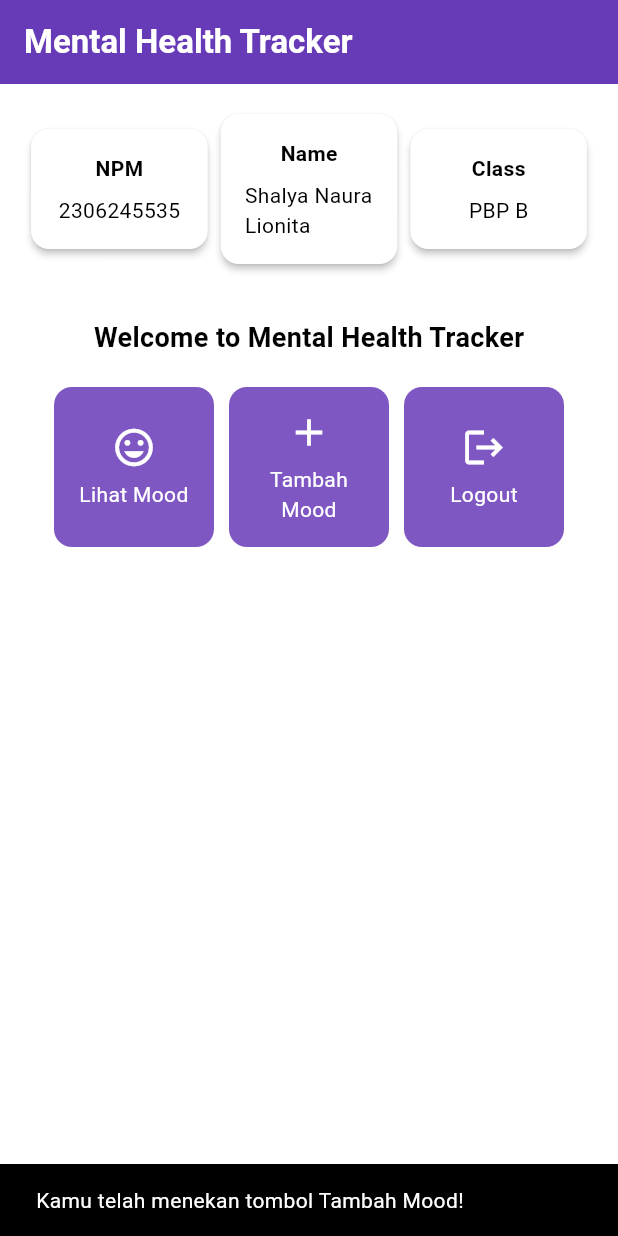
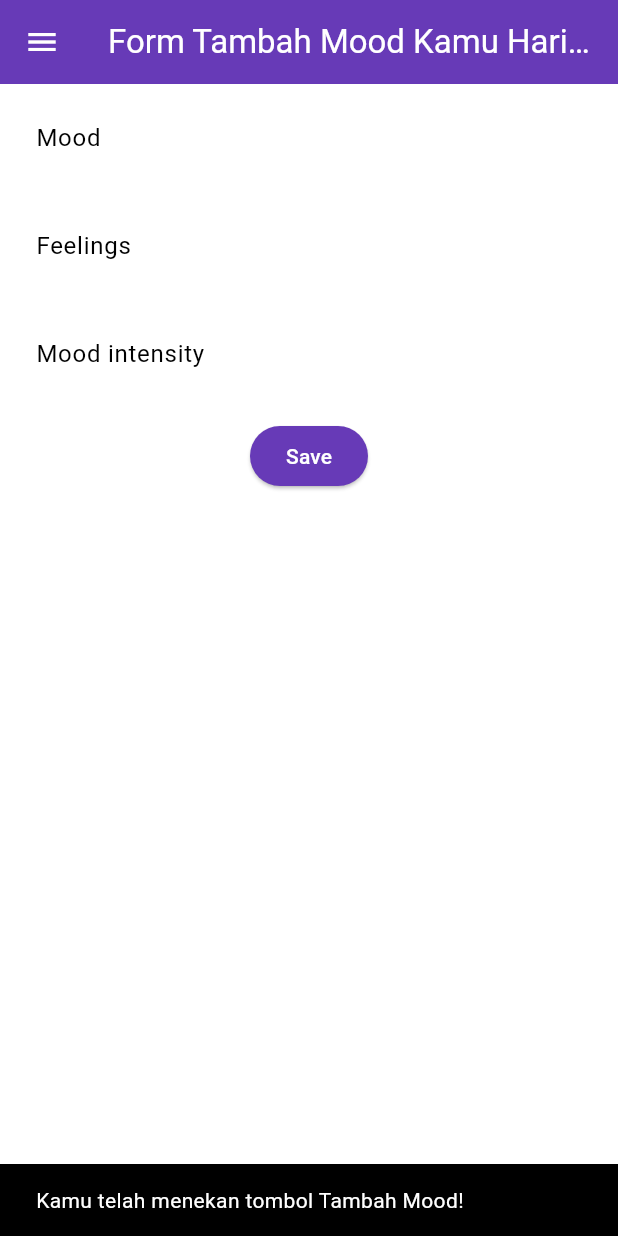
Before and after one commit to shamimasen/mental-health-tracker-moblile, a Flutter app: the screen it shows after launch, after a tap on "Tambah Mood", on a phone screen of 412 x 824 dp. Run offline on Flutter 3.47's test engine with Material 3 defaults, Android fonts, the phone set to English and light mode, and no system bars.

Commit message:
finished Tutorial 7

```diff
--- a/lib/main.dart
+++ b/lib/main.dart
@@ -1,5 +1,5 @@
 import 'package:flutter/material.dart';
-import 'package:mental_health_tracker/menu.dart';
+import 'package:mental_health_tracker/screens/menu.dart';
 
 void main() {
   runApp(const MyApp());
--- a/lib/menu.dart
+++ b/lib/screens/menu.dart
@@ -1,4 +1,7 @@
 import 'package:flutter/material.dart';
+import 'package:mental_health_tracker/screens/moodentry_form.dart';
+import 'package:mental_health_tracker/widgets/left_drawer.dart';
+import 'package:mental_health_tracker/widgets/mood_card.dart';
 
 class MyHomePage extends StatelessWidget {
   final String npm = '2306245535'; // NPM
@@ -27,7 +30,11 @@ class MyHomePage extends StatelessWidget {
         ),
         // Warna latar belakang AppBar diambil dari skema warna tema aplikasi.
         backgroundColor: Theme.of(context).colorScheme.primary,
+        // Mengganti warna icon drawer menjadi putih
+        iconTheme: const IconThemeData(color: Colors.white),
       ),
+      // Masukkan drawer sebagai parameter nilai drawer dari widget Scaffold
+      drawer: const LeftDrawer(),
       // Body halaman dengan padding di sekelilingnya.
       body: Padding(
         padding: const EdgeInsets.all(16.0),
@@ -157,6 +164,14 @@ class ItemCard extends StatelessWidget {
             ..hideCurrentSnackBar()
             ..showSnackBar(SnackBar(
                 content: Text("Kamu telah menekan tombol ${item.name}!")));
+
+          // Navigate ke route yang sesuai (tergantung jenis tombol)
+          if (item.name == "Tambah Mood") {
+            Navigator.push(
+              context,
+              MaterialPageRoute(builder: (context) => MoodEntryFormPage()),
+            );
+          }
         },
         // Container untuk menyimpan Icon dan Text
         child: Container(
--- /dev/null
+++ b/lib/screens/moodentry_form.dart
@@ -0,0 +1,160 @@
+import 'package:flutter/material.dart';
+import 'package:mental_health_tracker/widgets/left_drawer.dart';
+
+class MoodEntryFormPage extends StatefulWidget {
+  const MoodEntryFormPage({super.key});
+
+  @override
+  State<MoodEntryFormPage> createState() => _MoodEntryFormPageState();
+}
+
+class _MoodEntryFormPageState extends State<MoodEntryFormPage> {
+  final _formKey = GlobalKey<FormState>();
+  String _mood = "";
+  String _feelings = "";
+  int _moodIntensity = 0;
+  @override
+  Widget build(BuildContext context) {
+    return Scaffold(
+      appBar: AppBar(
+        title: const Center(
+          child: Text(
+            'Form Tambah Mood Kamu Hari ini',
+          ),
+        ),
+        backgroundColor: Theme.of(context).colorScheme.primary,
+        foregroundColor: Colors.white,
+      ),
+      drawer:
+          const LeftDrawer(), // Menggunakan drawer yang diimport dari left_drawer.dart
+      body: Form(
+        key: _formKey,
+        child: SingleChildScrollView(
+            child: Column(
+          crossAxisAlignment: CrossAxisAlignment.start,
+          children: [
+            Padding(
+              padding: const EdgeInsets.all(8.0),
+              child: TextFormField(
+                decoration: InputDecoration(
+                  hintText: "Mood",
+                  labelText: "Mood",
+                  border: OutlineInputBorder(
+                    borderRadius: BorderRadius.circular(5.0),
+                  ),
+                ),
+                onChanged: (String? value) {
+                  setState(() {
+                    _mood = value!;
+                  });
+                },
+                validator: (String? value) {
+                  if (value == null || value.isEmpty) {
+                    return "Mood tidak boleh kosong!";
+                  }
+                  return null;
+                },
+              ),
+            ),
+            Padding(
+              padding: const EdgeInsets.all(8.0),
+              child: TextFormField(
+                decoration: InputDecoration(
+                  hintText: "Feelings",
+                  labelText: "Feelings",
+                  border: OutlineInputBorder(
+                    borderRadius: BorderRadius.circular(5.0),
+                  ),
+                ),
+                onChanged: (String? value) {
+                  setState(() {
+                    _feelings = value!;
+                  });
+                },
+                validator: (String? value) {
+                  if (value == null || value.isEmpty) {
+                    return "Feelings tidak boleh kosong!";
+                  }
+                  return null;
+                },
+              ),
+            ),
+            Padding(
+              padding: const EdgeInsets.all(8.0),
+              child: TextFormField(
+                decoration: InputDecoration(
+                  hintText: "Mood intensity",
+                  labelText: "Mood intensity",
+                  border: OutlineInputBorder(
+                    borderRadius: BorderRadius.circular(5.0),
+                  ),
+                ),
+                onChanged: (String? value) {
+                  setState(() {
+                    _moodIntensity = int.tryParse(value!) ?? 0;
+                  });
+                },
+                validator: (String? value) {
+                  if (value == null || value.isEmpty) {
+                    return "Mood intensity tidak boleh kosong!";
+                  }
+                  if (int.tryParse(value) == null) {
+                    return "Mood intensity harus berupa angka!";
+                  }
+                  return null;
+                },
+              ),
+            ),
+            Align(
+              alignment: Alignment.bottomCenter,
+              child: Padding(
+                padding: const EdgeInsets.all(8.0),
+                child: ElevatedButton(
+                  style: ButtonStyle(
+                    backgroundColor: MaterialStateProperty.all(
+                        Theme.of(context).colorScheme.primary),
+                  ),
+                  onPressed: () {
+                    if (_formKey.currentState!.validate()) {
+                      showDialog(
+                        context: context,
+                        builder: (context) {
+                          return AlertDialog(
+                            title: const Text('Mood berhasil tersimpan'),
+                            content: SingleChildScrollView(
+                              child: Column(
+                                crossAxisAlignment: CrossAxisAlignment.start,
+                                children: [
+                                  Text('Mood : $_mood'),
+                                  Text('Feelings : $_feelings'),
+                                  Text('Mood Intensity : $_moodIntensity'),
+                                ],
+                              ),
+                            ),
+                            actions: [
+                              TextButton(
+                                child: const Text('OK'),
+                                onPressed: () {
+                                  Navigator.pop(context);
+                                  _formKey.currentState!.reset();
+                                },
+                              ),
+                            ],
+                          );
+                        },
+                      );
+                    }
+                  },
+                  child: const Text(
+                    "Save",
+                    style: TextStyle(color: Colors.white),
+                  ),
+                ),
+              ),
+            ),
+          ],
+        )),
+      ),
+    );
+  }
+}
--- /dev/null
+++ b/lib/widgets/left_drawer.dart
@@ -0,0 +1,69 @@
+import 'package:flutter/material.dart';
+import 'package:mental_health_tracker/screens/menu.dart';
+import 'package:mental_health_tracker/screens/moodentry_form.dart';
+
+class LeftDrawer extends StatelessWidget {
+  const LeftDrawer({super.key});
+
+  @override
+  Widget build(BuildContext context) {
+    return Drawer(
+      child: ListView(
+        children: [
+          DrawerHeader(
+            decoration: BoxDecoration(
+              color: Theme.of(context).colorScheme.primary,
+            ),
+            child: const Column(
+              children: [
+                Text(
+                  'Mental Health Tracker',
+                  textAlign: TextAlign.center,
+                  style: TextStyle(
+                    fontSize: 24,
+                    fontWeight: FontWeight.bold,
+                    color: Colors.white,
+                  ),
+                ),
+                Padding(padding: EdgeInsets.all(8)),
+                Text(
+                  "Ayo jaga kesehatan mentalmu setiap hari disini!",
+                  textAlign: TextAlign.center,
+                  style: TextStyle(
+                    fontSize: 15,
+                    fontWeight: FontWeight.normal,
+                    color: Colors.white,
+                  ),
+                ),
+              ],
+            ),
+          ),
+          ListTile(
+            leading: const Icon(Icons.home_outlined),
+            title: const Text('Halaman Utama'),
+            // Bagian redirection ke MyHomePage
+            onTap: () {
+              Navigator.pushReplacement(
+                  context,
+                  MaterialPageRoute(
+                    builder: (context) => MyHomePage(),
+                  ));
+            },
+          ),
+          ListTile(
+            leading: const Icon(Icons.mood),
+            title: const Text('Tambah Mood'),
+            // Bagian redirection ke MoodEntryFormPage
+            onTap: () {
+              // Navigasi ke halaman MoodEntryFormPage
+              Navigator.push(
+                context,
+                MaterialPageRoute(builder: (context) => MoodEntryFormPage()),
+              );
+            },
+          ),
+        ],
+      ),
+    );
+  }
+}
```
Also changed, not shown: lib/widgets/mood_card.dart (added, +59 -0 lines).
